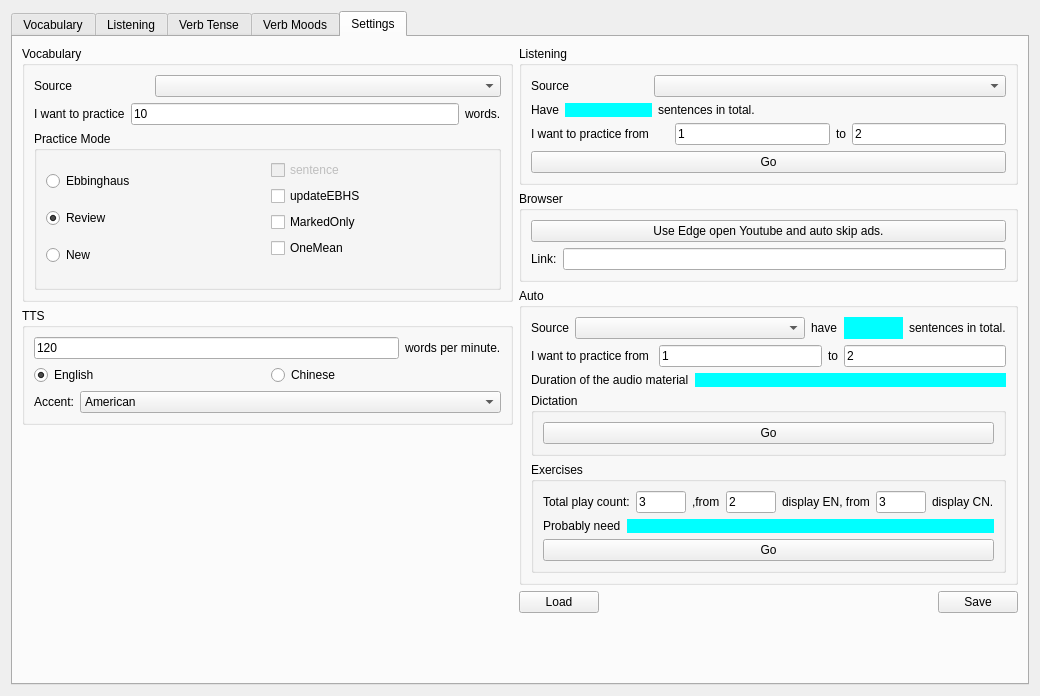
SuWeipeng/EnglishPractice, file ui/EnglishPractice.ui: the form before one commit.
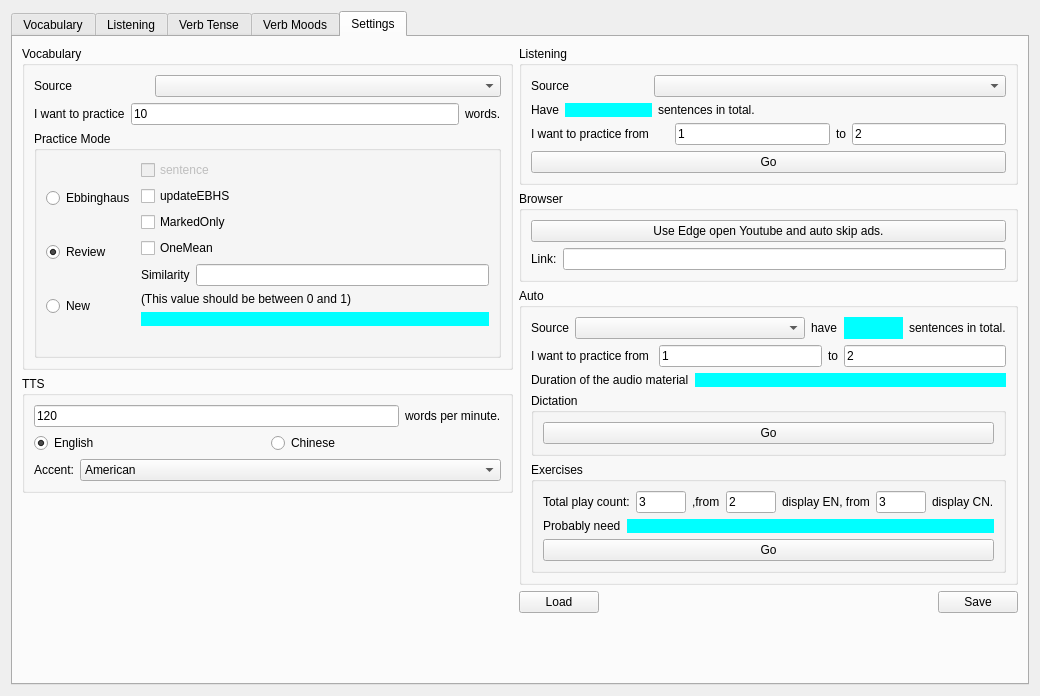
The form after the commit. The open tabs and pages were chosen to show the change.

Commit message: Add function: filter similar words in New Mode.

Patch:
```diff
--- a/ui/EnglishPractice.ui
+++ b/ui/EnglishPractice.ui
@@ -3930,6 +3930,41 @@
                    </property>
                   </widget>
                  </item>
+                 <item>
+                  <layout class="QVBoxLayout" name="verticalLayout_51">
+                   <item>
+                    <layout class="QHBoxLayout" name="horizontalLayout_68">
+                     <item>
+                      <widget class="QLabel" name="label_113">
+                       <property name="text">
+                        <string>Similarity</string>
+                       </property>
+                      </widget>
+                     </item>
+                     <item>
+                      <widget class="QLineEdit" name="lineEdit_11"/>
+                     </item>
+                    </layout>
+                   </item>
+                   <item>
+                    <widget class="QLabel" name="label_115">
+                     <property name="text">
+                      <string>(This value should be between 0 and 1)</string>
+                     </property>
+                    </widget>
+                   </item>
+                   <item>
+                    <widget class="QLabel" name="label_114">
+                     <property name="styleSheet">
+                      <string notr="true">background-color: Cyan</string>
+                     </property>
+                     <property name="text">
+                      <string/>
+                     </property>
+                    </widget>
+                   </item>
+                  </layout>
+                 </item>
                  <item>
                   <widget class="QLabel" name="label_13">
                    <property name="text">
```
The commit also changes 1 other file.
